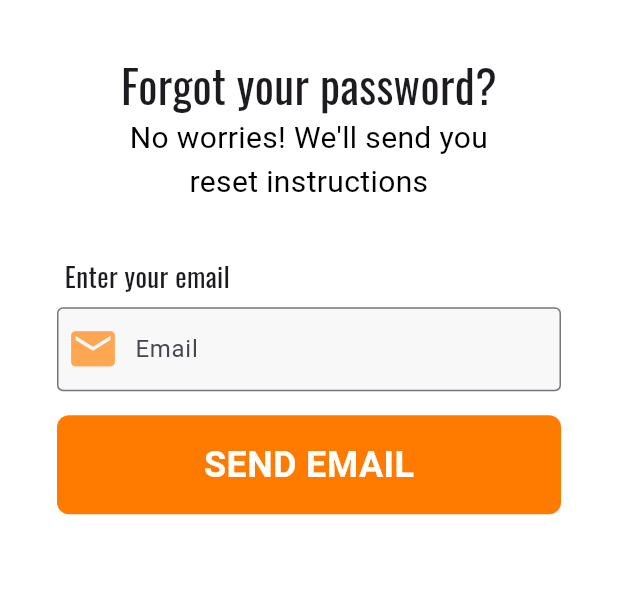
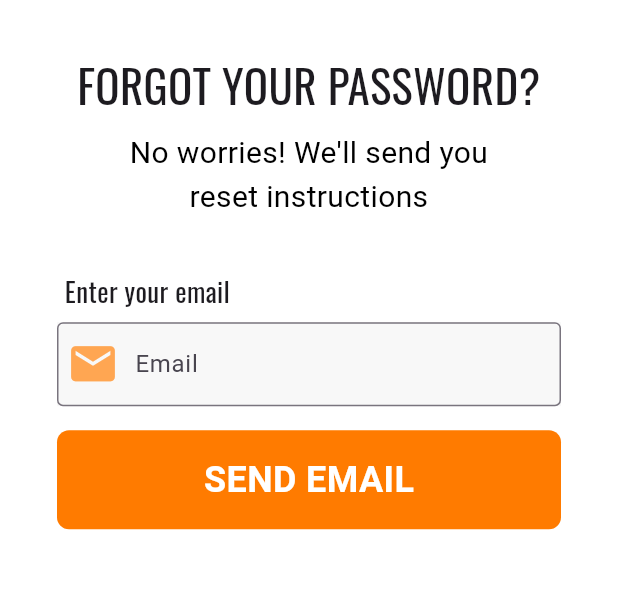
Before and after one commit to joaquingalang/diction-dash, a Flutter app: the PasswordResetScreen screen opened directly, on a phone screen of 412 x 824 dp, the part 387-976 px from its top. Run offline on Flutter 3.47's test engine with Material 3 defaults, Android fonts, the phone set to English and light mode, and no system bars; our stand-ins replace audioplayers, cloud_firestore, confetti, firebase_auth, firebase_core, flutter_tts and 4 more; accounts and stored records are empty; generated files the repository leaves out were written again; project files that could hold a hidden picture were left out.

Commit message:
minor text edits

```diff
--- a/lib/screens/authentication/password_reset_screen.dart
+++ b/lib/screens/authentication/password_reset_screen.dart
@@ -96,9 +96,10 @@ class _PasswordResetScreenState extends State<PasswordResetScreen> {
 
               // Page Message
               Column(
+                spacing: 10,
                 children: [
                   Text(
-                    'Forgot your password?',
+                    'FORGOT YOUR PASSWORD?',
                     style: kOswaldMedium,
                     textAlign: TextAlign.center,
                   ),
```
